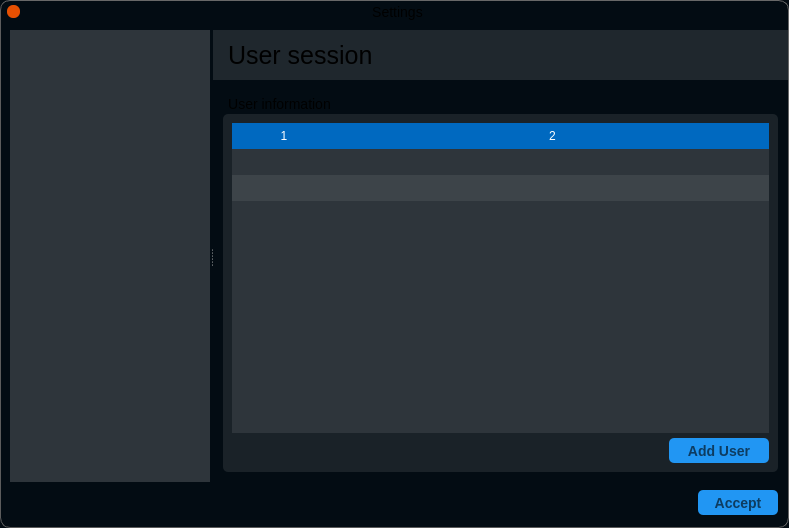
Old version of the form Centaur/ui/SettingsDialog.ui in the repository richardrom/Centaur.
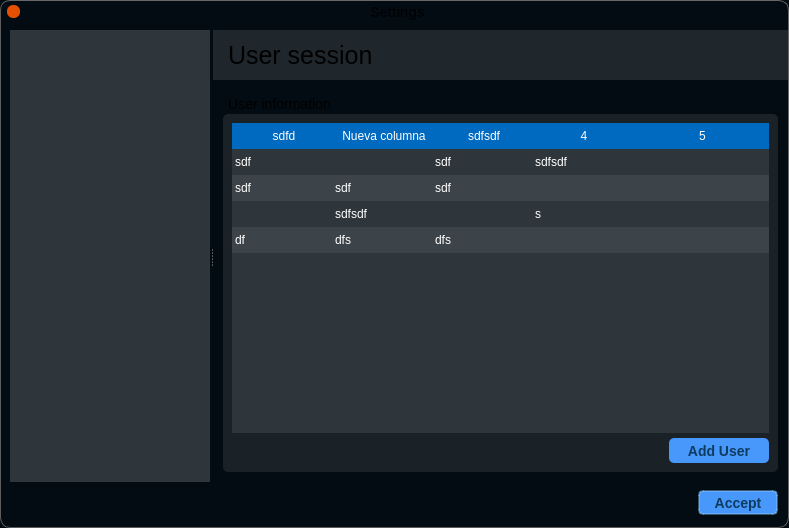
New version of the form. The open tabs and pages were chosen to show the change. Icons and pictures are not drawn. Custom widgets are drawn as their Qt base class.

What changed in the file:
```diff
--- a/Centaur/ui/SettingsDialog.ui
+++ b/Centaur/ui/SettingsDialog.ui
@@ -44,19 +44,19 @@
 font-size: 14px;
 font-weight: 600;
 color:  #0D3C61;
-border: 0px;
+border: 2px;
 border-radius:  5px;
-background-color: #2196f3;
+background-color: rgb(72,151,251);
 }
 
 QPushButton:default{
 font-size: 14px;
 font-weight: 800;
 color:  #0d3C61;
-border: 0px;
+border: 4px;
 border-radius:  5px;
 border: 2px solid rgba(144,203,249,100);
-background-color: #2196f3;
+background-color: rgb(72,151,251);
 }
 
 
@@ -485,6 +485,12 @@
                </item>
                <item>
                 <widget class="QLabel" name="titleLabel">
+                 <property name="font">
+                  <font>
+                   <family>Inter</family>
+                   <pointsize>-1</pointsize>
+                  </font>
+                 </property>
                  <property name="styleSheet">
                   <string notr="true"/>
                  </property>
@@ -812,6 +818,7 @@
     height: 25px;
 }
 
+
 QTableView::item:hover{
     background-color: rgb(79,85,90);
 }
@@ -852,7 +859,8 @@
 {
     background-color: #5299D4;
     color: white;
-}</string>
+}
+</string>
                          </property>
                          <property name="editTriggers">
                           <set>QAbstractItemView::NoEditTriggers</set>
@@ -870,10 +878,10 @@
                           <bool>false</bool>
                          </property>
                          <property name="rowCount">
-                          <number>2</number>
+                          <number>4</number>
                          </property>
                          <property name="columnCount">
-                          <number>2</number>
+                          <number>5</number>
                          </property>
                          <attribute name="horizontalHeaderMinimumSectionSize">
                           <number>26</number>
@@ -893,10 +901,90 @@
                          <attribute name="verticalHeaderDefaultSectionSize">
                           <number>26</number>
                          </attribute>
+                         <row>
+                          <property name="text">
+                           <string>Nueva fila</string>
+                          </property>
+                         </row>
+                         <row>
+                          <property name="text">
+                           <string>sdfs</string>
+                          </property>
+                         </row>
                          <row/>
                          <row/>
+                         <column>
+                          <property name="text">
+                           <string>sdfd</string>
+                          </property>
+                         </column>
+                         <column>
+                          <property name="text">
+                           <string>Nueva columna</string>
+                          </property>
+                         </column>
+                         <column>
+                          <property name="text">
+                           <string>sdfsdf</string>
+                          </property>
+                         </column>
                          <column/>
                          <column/>
+                         <item row="0" column="0">
+                          <property name="text">
+                           <string>sdf</string>
+                          </property>
+                         </item>
+                         <item row="0" column="2">
+                          <property name="text">
+                           <string>sdf</string>
+                          </property>
+                         </item>
+                         <item row="0" column="3">
+                          <property name="text">
+                           <string>sdfsdf</string>
+                          </property>
+                         </item>
+                         <item row="1" column="0">
+                          <property name="text">
+                           <string>sdf</string>
+                          </property>
+                         </item>
+                         <item row="1" column="1">
+                          <property name="text">
+                           <string>sdf</string>
+                          </property>
+                         </item>
+                         <item row="1" column="2">
+                          <property name="text">
+                           <string>sdf</string>
+                          </property>
+                         </item>
+                         <item row="2" column="1">
+                          <property name="text">
+                           <string>sdfsdf</string>
+                          </property>
+                         </item>
+                         <item row="2" column="3">
+                          <property name="text">
+                           <string>s</string>
+                          </property>
+                         </item>
+                         <item row="3" column="0">
+                          <property name="text">
+                           <string>df</string>
+                          </property>
+                         </item>
+                         <item row="3" column="1">
+                          <property name="text">
+                           <string>dfs</string>
+                          </property>
+                         </item>
+                         <item row="3" column="2">
+                          <property name="text">
+                           <string>dfs</string>
+                          </property>
+                         </item>
                         </widget>
                        </item>
                        <item row="2" column="1">
@@ -2007,7 +2095,7 @@
                <string>Accept</string>
               </property>
               <property name="default">
-               <bool>false</bool>
+               <bool>true</bool>
               </property>
              </widget>
             </item>
```
Left out of the diff: 18 changed lines with no effect on the pictures.
